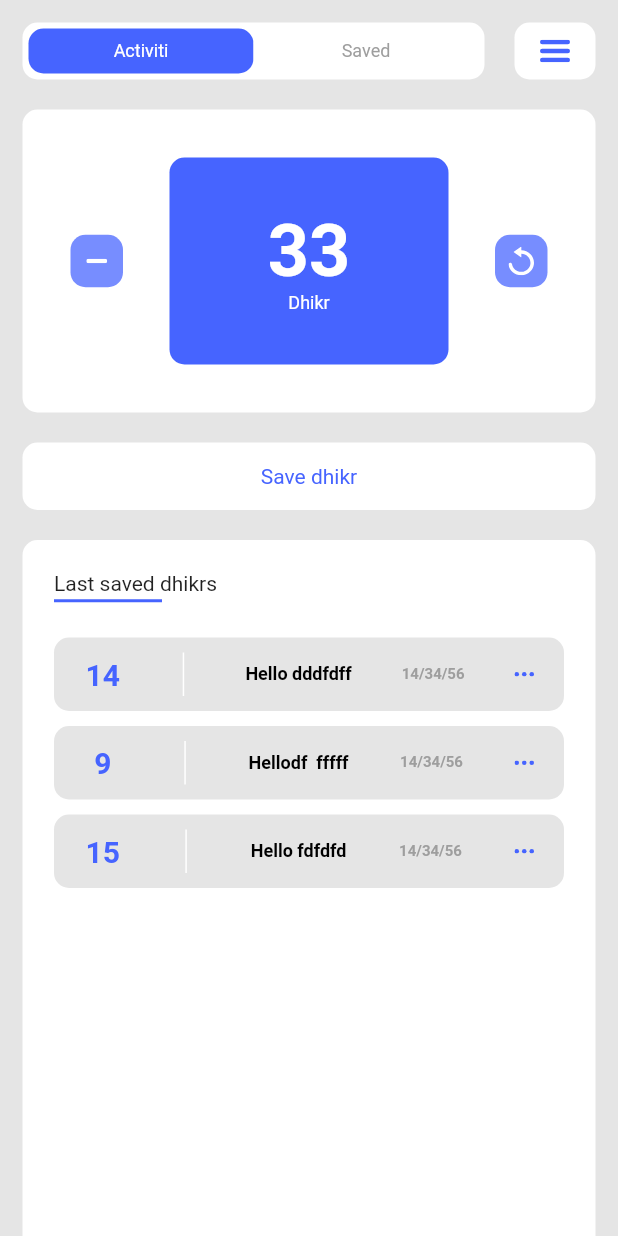
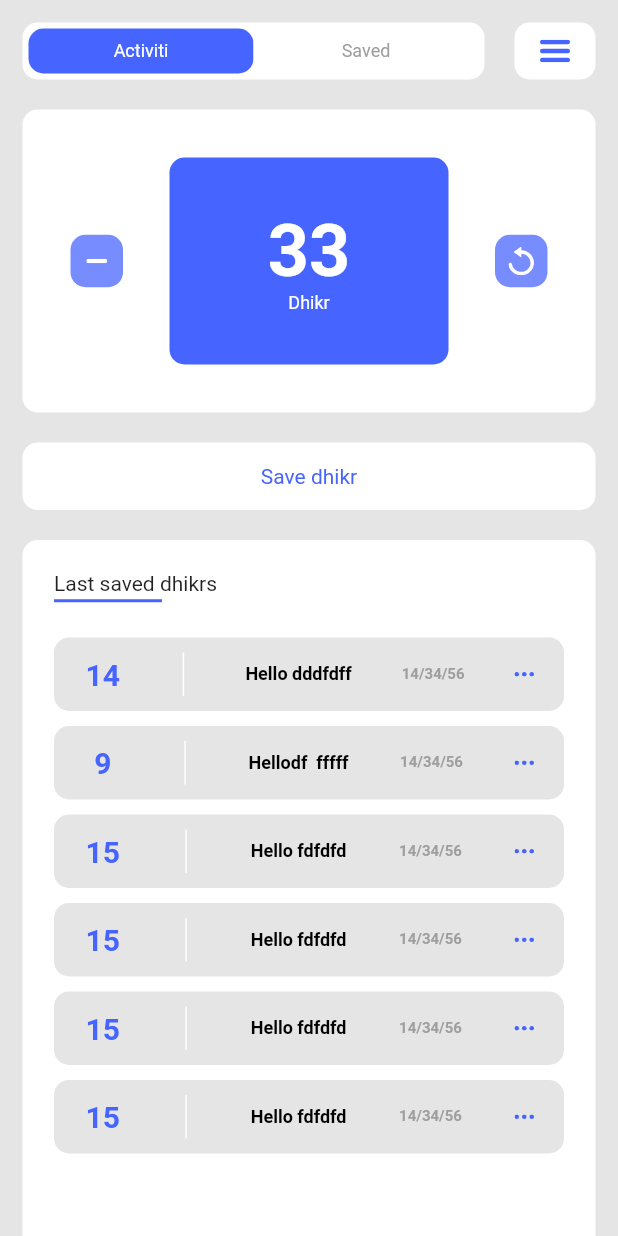
Before and after one commit to evgeniyburovik/tasbeeh, a Flutter app: the screen it shows after launch, on a phone screen of 412 x 824 dp. Run offline on Flutter 3.47's test engine with Material 2 defaults, Android fonts, the phone set to English and light mode, and no system bars; our stand-ins replace flutter_svg; Roboto replaces fonts that are missing (Gilroy).

Commit message:
del bootom padding container

```diff
--- a/lib/pages/home_page.dart
+++ b/lib/pages/home_page.dart
@@ -147,7 +147,7 @@ class _HomePageState extends State<HomePage> {
             // список сохраненных dhikr
             Expanded(
               child: Container(
-                padding: EdgeInsets.all(21),
+                padding: EdgeInsets.fromLTRB(21, 21, 21, 0),
                 decoration: BoxDecoration(
                   color: whiteColor,
                   borderRadius: BorderRadius.vertical(
@@ -184,6 +184,18 @@ class _HomePageState extends State<HomePage> {
                                 sumDhikr: '15',
                                 nameDhikr: 'Hello fdfdfd',
                                 dateDhikr: '14/34/56'),
+                            DhikrTile(
+                                sumDhikr: '15',
+                                nameDhikr: 'Hello fdfdfd',
+                                dateDhikr: '14/34/56'),
+                            DhikrTile(
+                                sumDhikr: '15',
+                                nameDhikr: 'Hello fdfdfd',
+                                dateDhikr: '14/34/56'),
+                            DhikrTile(
+                                sumDhikr: '15',
+                                nameDhikr: 'Hello fdfdfd',
+                                dateDhikr: '14/34/56'),
                           ],
                         ),
                       )
```
